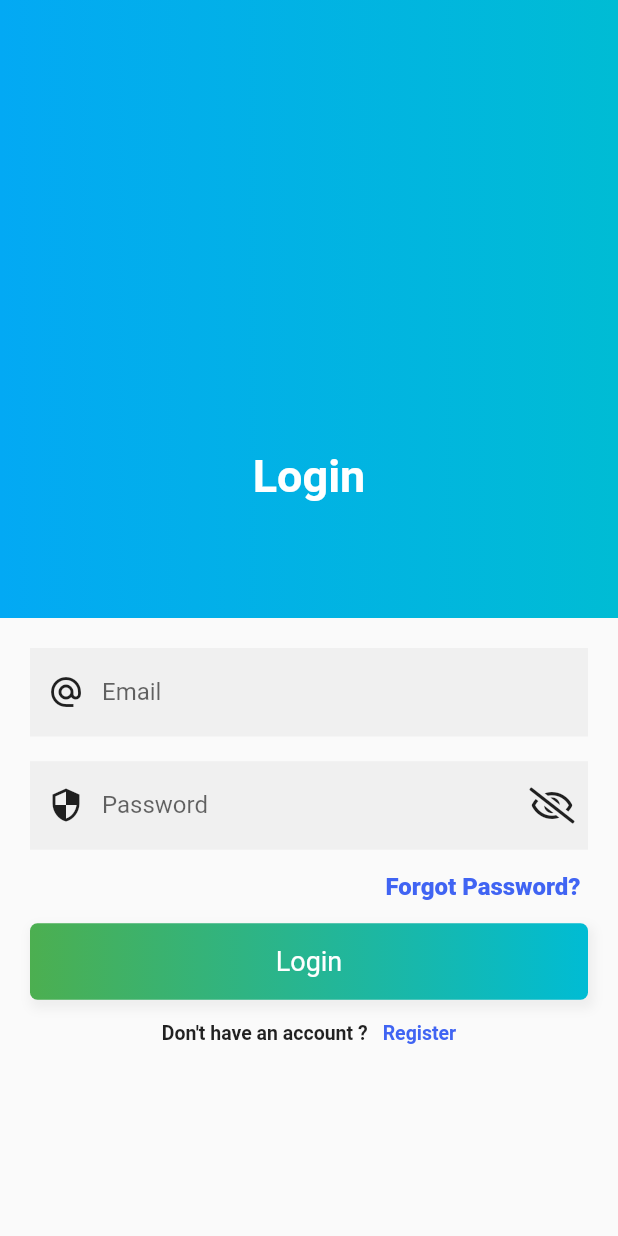
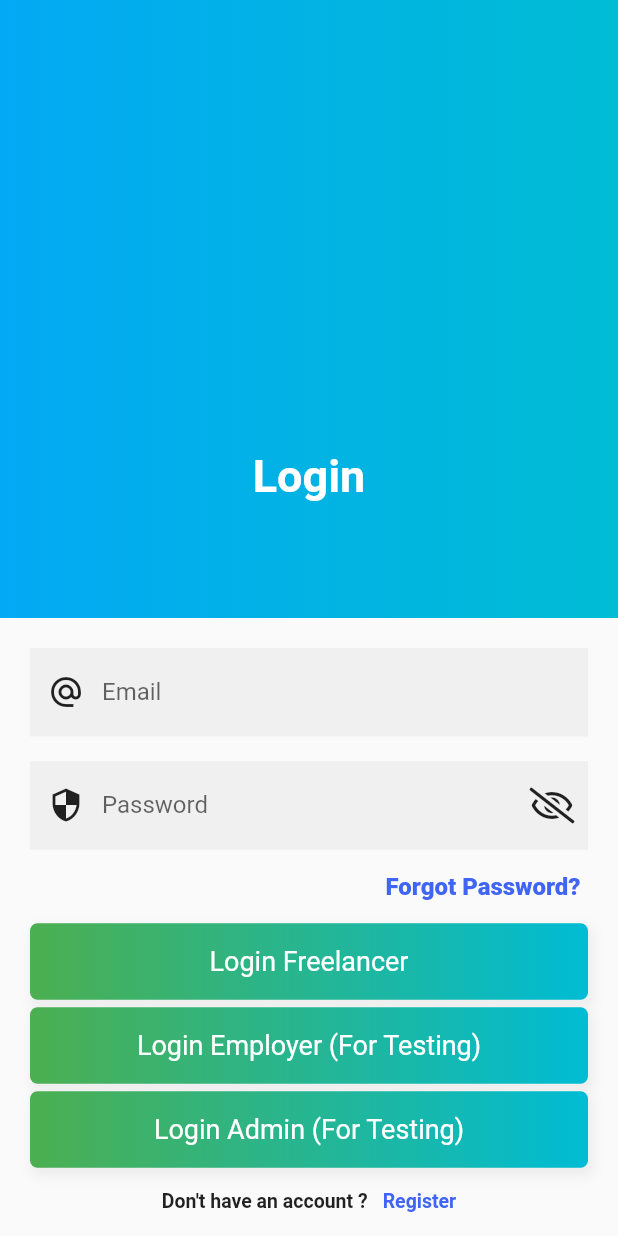
Before and after one commit to MenassieErmias/serategna-freelance-app, a Flutter app: the screen it shows after launch, on a phone screen of 412 x 824 dp. Run offline on Flutter 3.47's test engine with Material 2 defaults, Android fonts, the phone set to English and light mode, and no system bars; our stand-ins replace flutter_spinkit, font_awesome_flutter.

Commit message:
navebar update

```diff
--- a/Flutter/serategna_freelance_app/lib/auth/login_screen.dart
+++ b/Flutter/serategna_freelance_app/lib/auth/login_screen.dart
@@ -1,8 +1,10 @@
 import 'package:flutter/cupertino.dart';
 import 'package:flutter/material.dart';
 import 'package:font_awesome_flutter/font_awesome_flutter.dart';
+import 'package:serategna_freelance_app/admin/admin_bottom_navigation.dart';
 import 'package:serategna_freelance_app/auth/sign_up_screen.dart';
 import 'package:serategna_freelance_app/commons/loading.dart';
+import 'package:serategna_freelance_app/employer/employer_bottom_navigation.dart';
 import 'package:serategna_freelance_app/freelancer/freelancer_bottom_navigation.dart';
 import 'package:serategna_freelance_app/freelancer/freelancer_jobs_list.dart';
 
@@ -67,6 +69,10 @@ class _LoginPage extends State<LoginPage>{
                           _buildPasswordTextField(),
                           _forgotPasswordLabel(),
                           _submitButton(context),
+                          SizedBox(height: 5),
+                          _submitButton2(context),
+                          SizedBox(height: 5),
+                          _submitButton3(context),
                           _createAccountLabel(),
                         ],
                       ),
@@ -236,12 +242,68 @@ class _LoginPage extends State<LoginPage>{
                 end: Alignment.centerRight,
               colors: [Colors.green, Colors.cyan]
             )),
-        child: Text('Login',
+        child: Text('Login Freelancer',
             style: TextStyle(color: Colors.white, fontSize: 18.0)),
       ),
     );
   }
 
+  Widget _submitButton2(context) {
+    return InkWell(
+      onTap: () {
+        Navigator.of(context).push(MaterialPageRoute(builder: (_) => EmployerBottomNavigationBar()));
+      },
+      child: Container(
+        width: MediaQuery.of(context).size.width,
+        padding: EdgeInsets.symmetric(vertical: 15),
+        alignment: Alignment.center,
+        decoration: BoxDecoration(
+            borderRadius: BorderRadius.all(Radius.circular(5)),
+            boxShadow: <BoxShadow>[
+              BoxShadow(
+                  color: Colors.grey.shade200,
+                  offset: Offset(2, 4),
+                  blurRadius: 5,
+                  spreadRadius: 2)
+            ],
+            gradient: LinearGradient(
+                begin: Alignment.centerLeft,
+                end: Alignment.centerRight,
+              colors: [Colors.green, Colors.cyan]
+            )),
+        child: Text('Login Employer (For Testing)',
+            style: TextStyle(color: Colors.white, fontSize: 18.0)),
+      ),
+    );
+  }
+  Widget _submitButton3(context) {
+    return InkWell(
+      onTap: () {
+        Navigator.of(context).push(MaterialPageRoute(builder: (_) => AdminBottomNavigationBar()));
+      },
+      child: Container(
+        width: MediaQuery.of(context).size.width,
+        padding: EdgeInsets.symmetric(vertical: 15),
+        alignment: Alignment.center,
+        decoration: BoxDecoration(
+            borderRadius: BorderRadius.all(Radius.circular(5)),
+            boxShadow: <BoxShadow>[
+              BoxShadow(
+                  color: Colors.grey.shade200,
+                  offset: Offset(2, 4),
+                  blurRadius: 5,
+                  spreadRadius: 2)
+            ],
+            gradient: LinearGradient(
+                begin: Alignment.centerLeft,
+                end: Alignment.centerRight,
+              colors: [Colors.green, Colors.cyan]
+            )),
+        child: Text('Login Admin (For Testing)',
+            style: TextStyle(color: Colors.white, fontSize: 18.0)),
+      ),
+    );
+  }
   Widget _forgotPasswordLabel() {
     return InkWell(
       onTap: () { },
```
Also changed, not shown: Flutter/serategna_freelance_app/lib/admin/admin_bottom_navigation.dart (added, +53 -0 lines), Flutter/serategna_freelance_app/lib/employer/employer_bottom_navigation.dart (added, +53 -0 lines).
